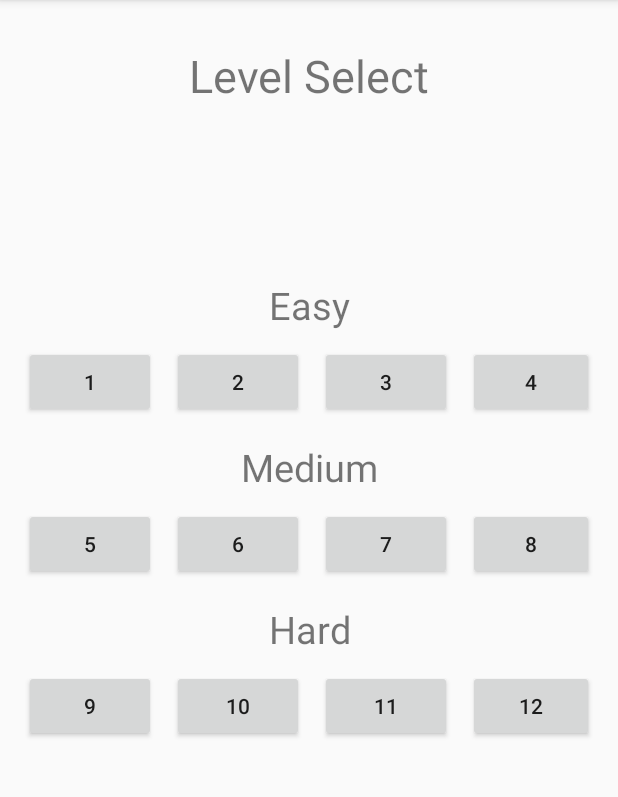
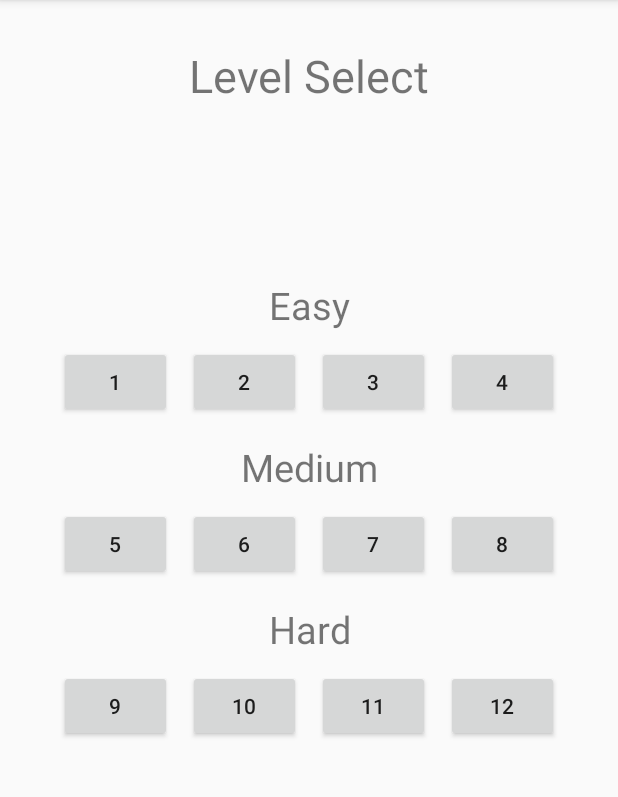
Before and after one commit to michaelnguyenm/FencePuzzle, an Android app: the LevelSelectorActivity screen opened directly, with no data from a screen before it, on a phone screen of 412 x 824 dp, the part 84-881 px from its top. Run offline under Robolectric (Android 15) with nearby library versions, the phone set to English and light mode, and no system bars.

Commit message:
Fixed buttons, modified JDK version

```diff
--- a/app/src/main/res/layout/activity_level_selector.xml
+++ b/app/src/main/res/layout/activity_level_selector.xml
@@ -34,7 +34,7 @@
         <Button
             android:id="@+id/easy_1"
             android:layout_marginRight="5dp"
-            android:layout_width="wrap_content"
+            android:layout_width="75dp"
             android:layout_height="wrap_content"
             android:text="1"
             android:onClick="selectLevelOne">
@@ -44,7 +44,7 @@
             android:layout_marginLeft="5dp"
             android:layout_marginRight="5dp"
             android:layout_toRightOf="@id/easy_1"
-            android:layout_width="wrap_content"
+            android:layout_width="75dp"
             android:layout_height="wrap_content"
             android:text="2"
             android:onClick="selectLevel">
@@ -54,7 +54,7 @@
             android:layout_marginLeft="5dp"
             android:layout_marginRight="5dp"
             android:layout_toRightOf="@id/easy_2"
-            android:layout_width="wrap_content"
+            android:layout_width="75dp"
             android:layout_height="wrap_content"
             android:text="3"
             android:onClick="selectLevel">
@@ -63,7 +63,7 @@
             android:id="@+id/easy_4"
             android:layout_marginLeft="5dp"
             android:layout_toRightOf="@id/easy_3"
-            android:layout_width="wrap_content"
+            android:layout_width="75dp"
             android:layout_height="wrap_content"
             android:text="4"
             android:onClick="selectLevel">
@@ -89,7 +89,7 @@
         <Button
             android:id="@+id/medium_1"
             android:layout_marginRight="5dp"
-            android:layout_width="wrap_content"
+            android:layout_width="75dp"
             android:layout_height="wrap_content"
             android:text="5"
             android:onClick="selectLevel">
@@ -99,7 +99,7 @@
             android:layout_marginLeft="5dp"
             android:layout_marginRight="5dp"
             android:layout_toRightOf="@id/medium_1"
-            android:layout_width="wrap_content"
+            android:layout_width="75dp"
             android:layout_height="wrap_content"
             android:text="6"
             android:onClick="selectLevel">
@@ -109,7 +109,7 @@
             android:layout_marginLeft="5dp"
             android:layout_marginRight="5dp"
             android:layout_toRightOf="@id/medium_2"
-            android:layout_width="wrap_content"
+            android:layout_width="75dp"
             android:layout_height="wrap_content"
             android:text="7"
             android:onClick="selectLevel">
@@ -118,7 +118,7 @@
             android:id="@+id/medium_4"
             android:layout_marginLeft="5dp"
             android:layout_toRightOf="@id/medium_3"
-            android:layout_width="wrap_content"
+            android:layout_width="75dp"
             android:layout_height="wrap_content"
             android:text="8"
             android:onClick="selectLevel">
@@ -144,7 +144,7 @@
         <Button
             android:id="@+id/hard_1"
             android:layout_marginRight="5dp"
-            android:layout_width="wrap_content"
+            android:layout_width="75dp"
             android:layout_height="wrap_content"
             android:text="9"
             android:onClick="selectLevelOne">
@@ -154,7 +154,7 @@
             android:layout_marginLeft="5dp"
             android:layout_marginRight="5dp"
             android:layout_toRightOf="@id/hard_1"
-            android:layout_width="wrap_content"
+            android:layout_width="75dp"
             android:layout_height="wrap_content"
             android:text="10"
             android:onClick="selectLevel">
@@ -164,7 +164,7 @@
             android:layout_marginLeft="5dp"
             android:layout_marginRight="5dp"
             android:layout_toRightOf="@id/hard_2"
-            android:layout_width="wrap_content"
+            android:layout_width="75dp"
             android:layout_height="wrap_content"
             android:text="11"
             android:onClick="selectLevel">
@@ -173,7 +173,7 @@
             android:id="@+id/hard_4"
             android:layout_marginLeft="5dp"
             android:layout_toRightOf="@id/hard_3"
-            android:layout_width="wrap_content"
+            android:layout_width="75dp"
             android:layout_height="wrap_content"
             android:text="12"
             android:onClick="selectLevel">
```
